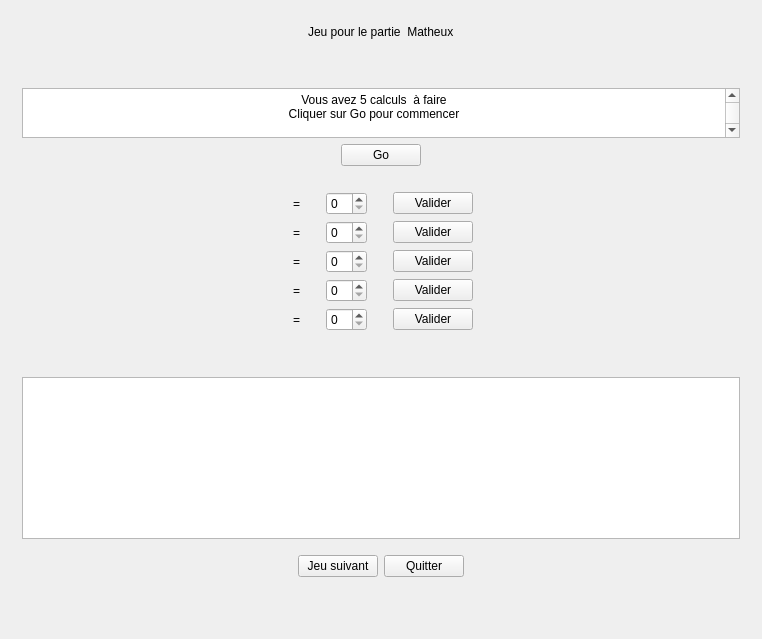
Old version of the form mainwindow.ui in the repository 3200443/Projectc-.
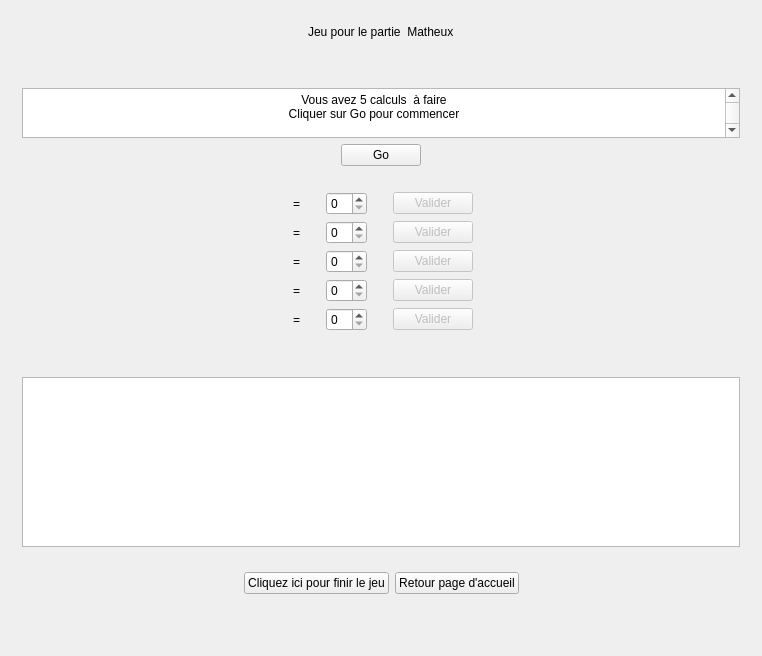
New version of the form. The open tabs and pages were chosen to show the change.

```diff
--- a/mainwindow.ui
+++ b/mainwindow.ui
@@ -7,7 +7,7 @@
     <x>0</x>
     <y>0</y>
     <width>762</width>
-    <height>639</height>
+    <height>656</height>
    </rect>
   </property>
   <property name="sizePolicy">
@@ -2000,8 +2000,8 @@
        </layout>
       </widget>
       <widget class="QWidget" name="page">
-       <layout class="QVBoxLayout" name="verticalLayout_37">
-        <item>
+       <layout class="QGridLayout" name="gridLayout_8">
+        <item row="0" column="0">
          <layout class="QVBoxLayout" name="verticalLayout_35">
           <item>
            <layout class="QVBoxLayout" name="verticalLayout_36">
@@ -2669,7 +2669,7 @@
              </layout>
             </item>
             <item>
-             <widget class="QTextEdit" name="Resultat_4"/>
+             <widget class="QTextEdit" name="Resultat_3"/>
             </item>
             <item>
              <spacer name="verticalSpacer_34">
@@ -2700,9 +2700,9 @@
                </spacer>
               </item>
               <item>
-               <widget class="QPushButton" name="next_jeu3_3">
+               <widget class="QPushButton" name="next_jeu3_2">
                 <property name="text">
-                 <string>Jeu suivant</string>
+                 <string>Cliquez ici pour finir le jeu</string>
                 </property>
                </widget>
               </item>
@@ -2739,7 +2739,7 @@
         <item row="0" column="0">
          <layout class="QVBoxLayout" name="verticalLayout_34">
           <item>
-           <layout class="QVBoxLayout" name="verticalLayout_38">
+           <layout class="QVBoxLayout" name="verticalLayout_37">
             <item>
              <layout class="QHBoxLayout" name="horizontalLayout_37">
               <item>
@@ -2778,7 +2778,7 @@
              </layout>
             </item>
             <item>
-             <spacer name="verticalSpacer_35">
+             <spacer name="verticalSpacer_34">
               <property name="orientation">
                <enum>Qt::Vertical</enum>
               </property>
@@ -2856,7 +2856,7 @@
              </layout>
             </item>
             <item>
-             <spacer name="verticalSpacer_36">
+             <spacer name="verticalSpacer_35">
               <property name="orientation">
                <enum>Qt::Vertical</enum>
               </property>
@@ -2949,6 +2949,9 @@
               </item>
               <item>
                <widget class="QPushButton" name="valider_calcul1">
+                <property name="enabled">
+                 <bool>false</bool>
+                </property>
                 <property name="text">
                  <string>Valider</string>
                 </property>
@@ -3070,6 +3073,9 @@
               </item>
               <item>
                <widget class="QPushButton" name="valider_calcul2">
+                <property name="enabled">
+                 <bool>false</bool>
+                </property>
                 <property name="text">
                  <string>Valider</string>
                 </property>
@@ -3191,6 +3197,9 @@
               </item>
               <item>
                <widget class="QPushButton" name="valider_calcul3">
+                <property name="enabled">
+                 <bool>false</bool>
+                </property>
                 <property name="text">
                  <string>Valider</string>
                 </property>
@@ -3312,6 +3321,9 @@
               </item>
               <item>
                <widget class="QPushButton" name="valider_calcul4">
+                <property name="enabled">
+                 <bool>false</bool>
+                </property>
                 <property name="text">
                  <string>Valider</string>
                 </property>
@@ -3433,6 +3445,9 @@
               </item>
               <item>
                <widget class="QPushButton" name="valider_calcul5">
+                <property name="enabled">
+                 <bool>false</bool>
+                </property>
                 <property name="text">
                  <string>Valider</string>
                 </property>
@@ -3476,30 +3491,30 @@
               </item>
              </layout>
             </item>
+            <item>
+             <spacer name="verticalSpacer_36">
+              <property name="orientation">
+               <enum>Qt::Vertical</enum>
+              </property>
+              <property name="sizeType">
+               <enum>QSizePolicy::Fixed</enum>
+              </property>
+              <property name="sizeHint" stdset="0">
+               <size>
+                <width>20</width>
+                <height>40</height>
+               </size>
+              </property>
+             </spacer>
+            </item>
+            <item>
+             <widget class="QTextEdit" name="Resultat_4"/>
+            </item>
             <item>
              <spacer name="verticalSpacer_37">
               <property name="orientation">
                <enum>Qt::Vertical</enum>
               </property>
-              <property name="sizeType">
-               <enum>QSizePolicy::Fixed</enum>
-              </property>
-              <property name="sizeHint" stdset="0">
-               <size>
-                <width>20</width>
-                <height>40</height>
-               </size>
-              </property>
-             </spacer>
-            </item>
-            <item>
-             <widget class="QTextEdit" name="Resultat_5"/>
-            </item>
-            <item>
-             <spacer name="verticalSpacer_38">
-              <property name="orientation">
-               <enum>Qt::Vertical</enum>
-              </property>
               <property name="sizeHint" stdset="0">
                <size>
                 <width>20</width>
@@ -3524,16 +3539,16 @@
                </spacer>
               </item>
               <item>
-               <widget class="QPushButton" name="next_jeu3_4">
+               <widget class="QPushButton" name="next_jeu3_3">
                 <property name="text">
-                 <string>Jeu suivant</string>
+                 <string>Cliquez ici pour finir le jeu</string>
                 </property>
                </widget>
               </item>
               <item>
                <widget class="QPushButton" name="pushButton_23">
                 <property name="text">
-                 <string>Quitter</string>
+                 <string>Retour page d'accueil</string>
                 </property>
                </widget>
               </item>
```
Left out of the diff: 98 changed lines with no effect on the pictures.
